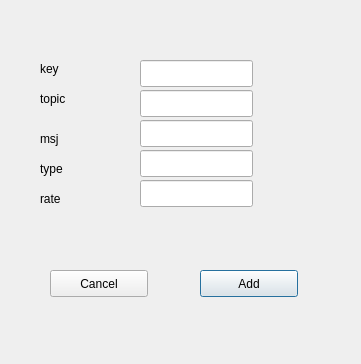
The window that src/the_teleop/AddCommand.ui (NuenoB/TheTeleop) describes before a commit, drawn with Qt 5.
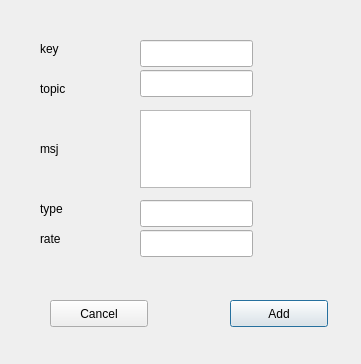
The same window after the commit.

Diff of the .ui file:
```diff
--- a/src/the_teleop/AddCommand.ui
+++ b/src/the_teleop/AddCommand.ui
@@ -16,8 +16,8 @@
   <widget class="QPushButton" name="correct_add">
    <property name="geometry">
     <rect>
-     <x>200</x>
-     <y>270</y>
+     <x>230</x>
+     <y>300</y>
      <width>98</width>
      <height>27</height>
     </rect>
@@ -30,7 +30,7 @@
    <property name="geometry">
     <rect>
      <x>50</x>
-     <y>270</y>
+     <y>300</y>
      <width>98</width>
      <height>27</height>
     </rect>
@@ -43,7 +43,7 @@
    <property name="geometry">
     <rect>
      <x>140</x>
-     <y>60</y>
+     <y>40</y>
      <width>113</width>
      <height>27</height>
     </rect>
@@ -53,17 +53,7 @@
    <property name="geometry">
     <rect>
      <x>140</x>
-     <y>90</y>
-     <width>113</width>
-     <height>27</height>
-    </rect>
-   </property>
-  </widget>
-  <widget class="QLineEdit" name="add_msj">
-   <property name="geometry">
-    <rect>
-     <x>140</x>
-     <y>120</y>
+     <y>70</y>
      <width>113</width>
      <height>27</height>
     </rect>
@@ -73,7 +63,7 @@
    <property name="geometry">
     <rect>
      <x>140</x>
-     <y>150</y>
+     <y>200</y>
      <width>113</width>
      <height>27</height>
     </rect>
@@ -83,7 +73,7 @@
    <property name="geometry">
     <rect>
      <x>140</x>
-     <y>180</y>
+     <y>230</y>
      <width>113</width>
      <height>27</height>
     </rect>
@@ -93,7 +83,7 @@
    <property name="geometry">
     <rect>
      <x>40</x>
-     <y>60</y>
+     <y>40</y>
      <width>66</width>
      <height>17</height>
     </rect>
@@ -106,7 +96,7 @@
    <property name="geometry">
     <rect>
      <x>40</x>
-     <y>90</y>
+     <y>80</y>
      <width>66</width>
      <height>17</height>
     </rect>
@@ -119,7 +109,7 @@
    <property name="geometry">
     <rect>
      <x>40</x>
-     <y>130</y>
+     <y>140</y>
      <width>66</width>
      <height>17</height>
     </rect>
@@ -132,7 +122,7 @@
    <property name="geometry">
     <rect>
      <x>40</x>
-     <y>190</y>
+     <y>230</y>
      <width>66</width>
      <height>17</height>
     </rect>
@@ -145,7 +135,7 @@
    <property name="geometry">
     <rect>
      <x>40</x>
-     <y>160</y>
+     <y>200</y>
      <width>66</width>
      <height>17</height>
     </rect>
@@ -154,6 +144,16 @@
     <string>type</string>
    </property>
   </widget>
+  <widget class="QTextEdit" name="add_msj">
+   <property name="geometry">
+    <rect>
+     <x>140</x>
+     <y>110</y>
+     <width>111</width>
+     <height>78</height>
+    </rect>
+   </property>
+  </widget>
  </widget>
  <resources/>
  <connections/>
```
